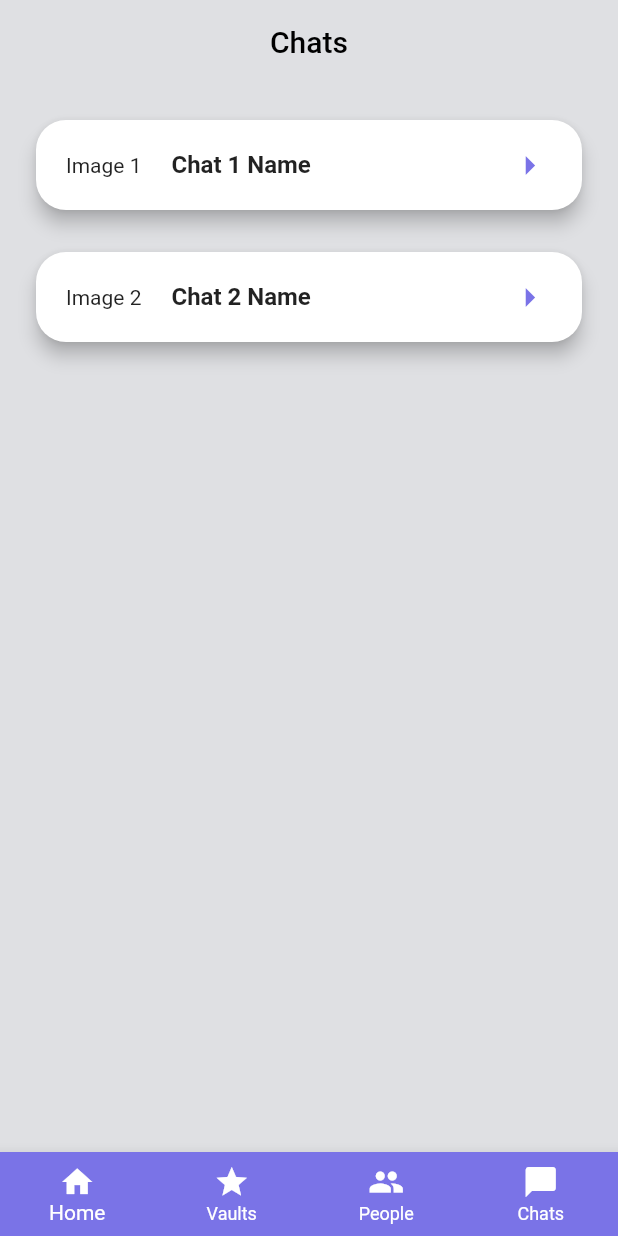
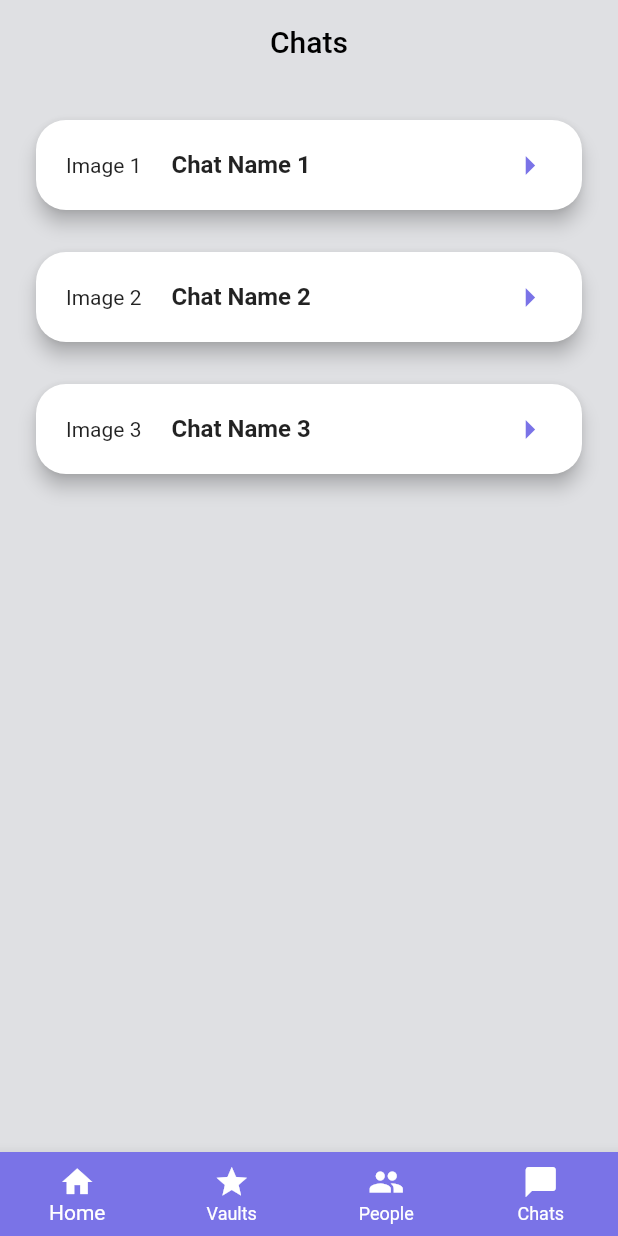
Before and after one commit to KutayYASAR/crypto_vault, a Flutter app: the screen it shows after launch, on a phone screen of 412 x 824 dp. Run offline on Flutter 3.47's test engine with Material 2 defaults, Android fonts, the light colour scheme and no system bars.

Commit message:
Chats Page Hotfix

```diff
--- a/lib/Screens/chats_screen.dart
+++ b/lib/Screens/chats_screen.dart
@@ -1,14 +1,10 @@
 import 'package:crypto_vault/constants.dart';
 import 'package:flutter/material.dart';
 
-var chatsImageData = [
-  ['Image 1'],
-  ['Image 2']
-];
-
 var chatsPersonData = [
-  ['Chat 1 Name'],
-  ['Chat 2 Name']
+  ['Image 1', 'Chat Name 1'],
+  ['Image 2', 'Chat Name 2'],
+  ['Image 3', 'Chat Name 3'],
 ];
 
 class ChatsScreen extends StatefulWidget {
@@ -35,18 +31,19 @@ class _ChatsScreenState extends State<ChatsScreen> {
         child: Stack(
           children: [
             ListView.builder(
+              physics: NeverScrollableScrollPhysics(),
               shrinkWrap: true,
               itemBuilder: (BuildContext context, int index) {
                 return InkWell(
                   child: chatsCard(
-                      chatsImageData[index][0], chatsPersonData[index][0]),
+                      chatsPersonData[index][0], chatsPersonData[index][1]),
                   onTap: () {
                     debugPrint('a');
                   },
                   borderRadius: BorderRadius.circular(20),
                 );
               },
-              itemCount: chatsImageData.length,
+              itemCount: chatsPersonData.length,
             ),
           ],
         ),
```
